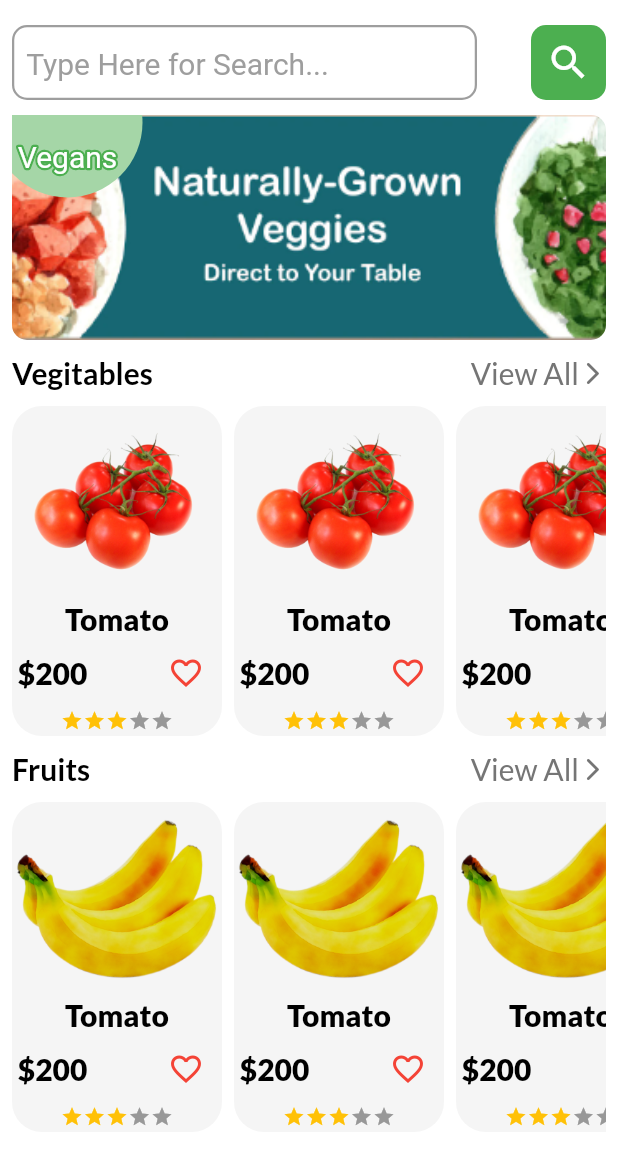
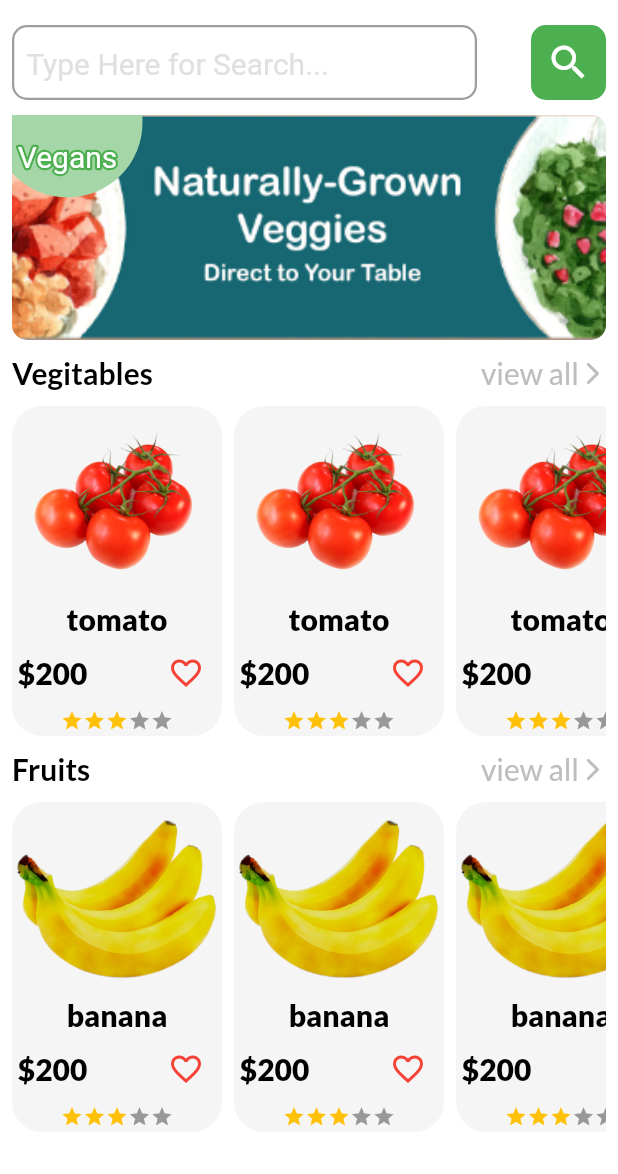
Before and after one commit to jishnup57/food-delivery-app, a Flutter app: the screen it shows after launch, on a phone screen of 412 x 824 dp, the part 62-1236 px from its top. Run offline on Flutter 3.47's test engine with Material 2 defaults, Android fonts, the phone set to English and light mode, and no system bars; drawn by our look-alikes of bordered_text, flutter_rating_bar; our stand-ins replace firebase_auth, firebase_core, flutter_signin_button, google_fonts, google_sign_in; accounts and stored records are empty.

```diff
--- a/lib/home_screen/view/home_screen.dart
+++ b/lib/home_screen/view/home_screen.dart
@@ -75,7 +75,7 @@ class HomeScreen extends StatelessWidget {
                         focusedBorder: InputBorder.none,
                         enabledBorder: InputBorder.none,
                         hintStyle: TextStyle(
-                            color: Colors.grey.shade500, fontSize: 20),
+                            color: Colors.grey.shade300, fontSize: 20),
                       ),
                     ),
                   ),
--- a/lib/home_screen/widget/item_title.dart
+++ b/lib/home_screen/widget/item_title.dart
@@ -18,14 +18,14 @@ class ItemsHeading extends StatelessWidget {
         ),
         const Spacer(),
         Text(
-          'View All',
+          'view all',
           style: gFontsLato(
-              fw: FontWeight.normal, clr: Colors.grey.shade600),
+              fw: FontWeight.normal, clr: Colors.grey.shade400),
         ),
         Icon(
           Icons.arrow_forward_ios_rounded,
           size: 18,
-          color: Colors.grey.shade600,
+          color: Colors.grey.shade400,
         ),
       ],
     );
--- a/lib/home_screen/widget/itemcard.dart
+++ b/lib/home_screen/widget/itemcard.dart
@@ -37,7 +37,7 @@ class MainItemCard extends StatelessWidget {
                   ),
                 ),
                 Text(
-                  'Tomato',
+                  product,
                   style: gFontsLato(fw: FontWeight.w800),
                 ),
                 Row(
```
Also changed, not shown: lib/sign_in/view/sign_in_screen.dart (+0 -44 lines), asset/images/brinjal.jpg (added), asset/images/chilli.png (added), asset/images/onion.png (added), asset/images/potato.jpg (added).
